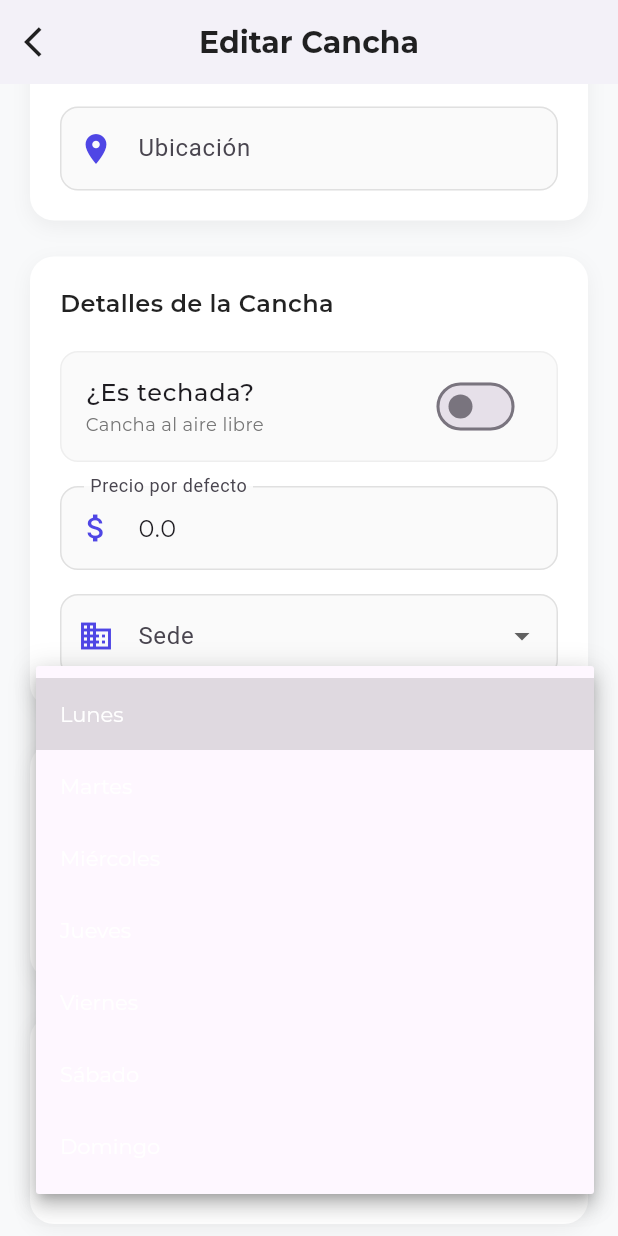
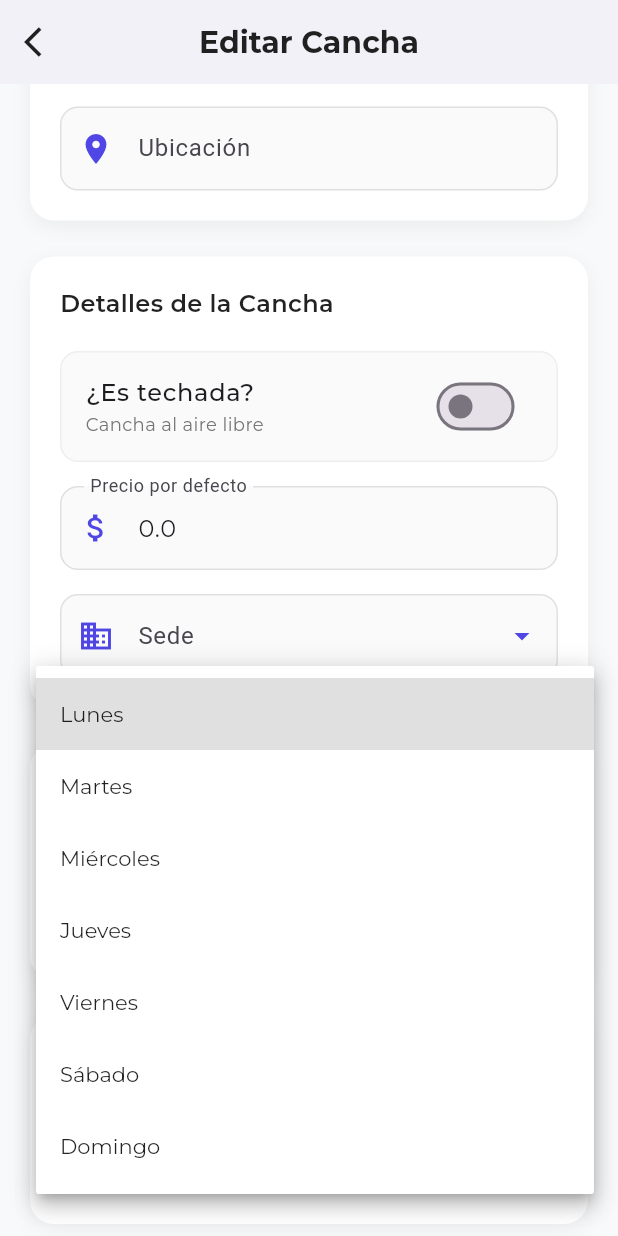
Before and after one commit to javipin2/proyecto_canchas, a Flutter app: the EditarCanchaScreen screen opened directly with empty values, scrolled down 576 dp, after a tap on "Selecciona un día", on a phone screen of 412 x 824 dp. Run offline on Flutter 3.47's test engine with Material 3 defaults, Android fonts, the phone set to English and light mode, and no system bars; our stand-ins replace cloud_firestore, firebase_auth, firebase_core, firebase_storage, fl_chart, flutter_animate and 5 more; accounts and stored records are empty.

Commit message:
visual actualizado

```diff
--- a/lib/screens/admin/canchas/editar_cancha_screen.dart
+++ b/lib/screens/admin/canchas/editar_cancha_screen.dart
@@ -898,7 +898,9 @@ class _EditarCanchaScreenState extends State<EditarCanchaScreen>
       validator: (value) =>
       value == null || value.isEmpty ? "Seleccione la sede" : null,
       onChanged: (value) => setState(() => _sede = value ?? ""),
-      style: GoogleFonts.montserrat(),
+      style: GoogleFonts.montserrat(color: Colors.black87), // Forzado de color
+      dropdownColor: Colors.white, // Fondo claro para el menú
+      iconEnabledColor: const Color(0xFF4F46E5), // Ícono visible
     );
   }
 
@@ -962,7 +964,9 @@ class _EditarCanchaScreenState extends State<EditarCanchaScreen>
                 );
               }).toList(),
               onChanged: (value) => setState(() => _selectedDay = value),
-              style: GoogleFonts.montserrat(),
+              style: GoogleFonts.montserrat(color: Colors.black87), // Forzado de color
+              dropdownColor: Colors.white, // Fondo claro para el menú
+              iconEnabledColor: const Color(0xFF4F46E5), // Ícono visible
             ),
             if (_selectedDay != null) ...[
               const SizedBox(height: 20),
```
Lines whose indentation alone changed are shown as unchanged.
